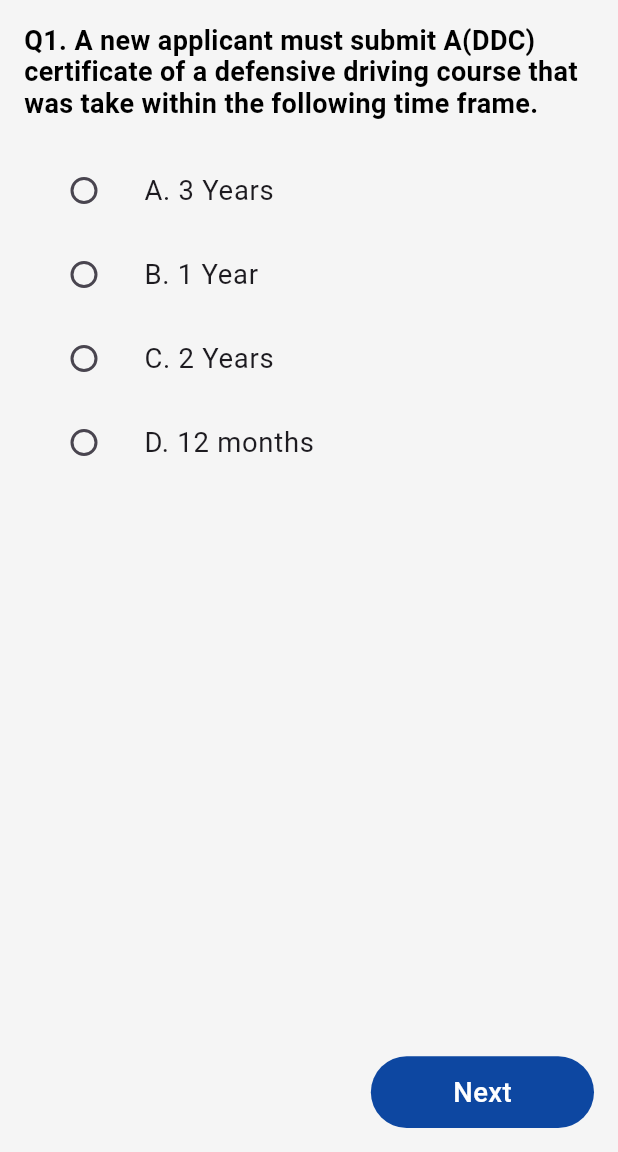
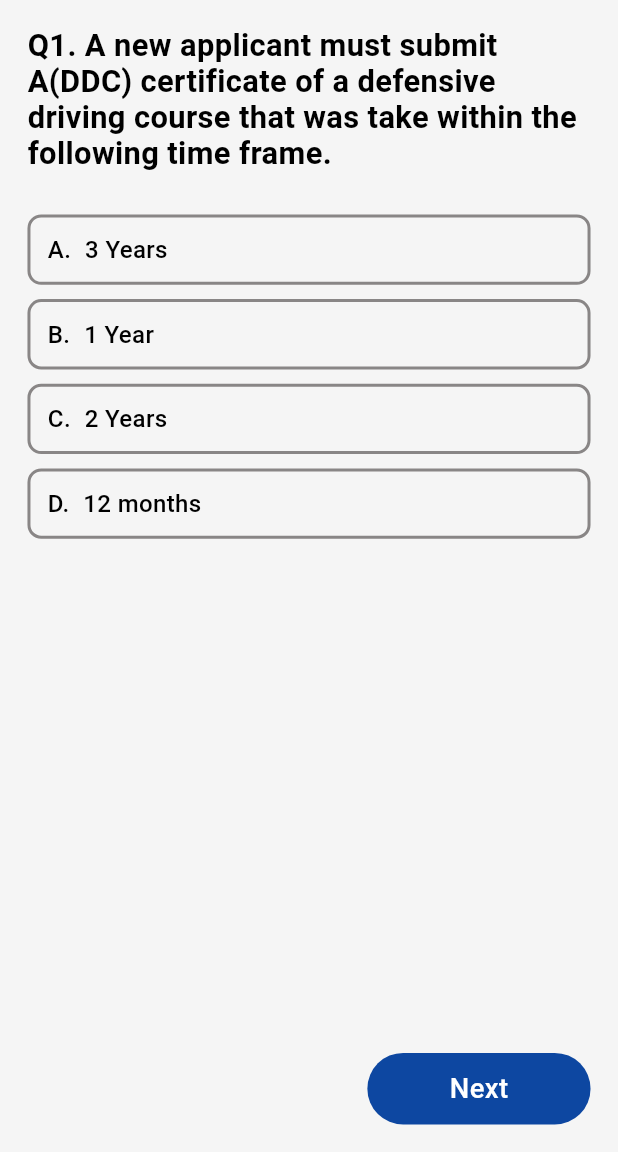
Before and after one commit to nishantGurutu/tlc_nyc, a Flutter app: the TestScreen screen opened directly with empty values, on a phone screen of 412 x 824 dp, the part 84-1236 px from its top. Run offline on Flutter 3.47's test engine with Material 3 defaults, Android fonts, the phone set to English and light mode, and no system bars; our stand-ins replace flutter_screenutil, get.

Commit message:
added selected color

```diff
--- a/lib/controller/test_controller.dart
+++ b/lib/controller/test_controller.dart
@@ -4,9 +4,42 @@ import 'package:flutter/services.dart';
 import 'package:get/get.dart';
 import 'package:tlc_nyc/model/question_model.dart';
 
+// class TestController extends GetxController {
+//   final RxInt currentQuestionIndex = 0.obs;
+//   final RxList<Question> questions = <Question>[].obs;
+
+//   @override
+//   void onInit() {
+//     super.onInit();
+//     loadQuestions();
+//   }
+
+//   Future<void> loadQuestions() async {
+//     final String jsonString = await rootBundle.loadString(
+//       'assets/question.json',
+//     );
+//     final List<dynamic> jsonData = json.decode(jsonString);
+//     questions.value = jsonData.map((e) => Question.fromJson(e)).toList();
+//   }
+
+//   void goToNextQuestion() {
+//     if (currentQuestionIndex.value < questions.length - 1) {
+//       currentQuestionIndex.value++;
+//     }
+//   }
+
+//   void goToPreviousQuestion() {
+//     if (currentQuestionIndex.value > 0) {
+//       currentQuestionIndex.value--;
+//     }
+//   }
+// }
 class TestController extends GetxController {
   final RxInt currentQuestionIndex = 0.obs;
   final RxList<Question> questions = <Question>[].obs;
+
+  // Store selected option for each question
+  final RxMap<int, String> selectedAnswers = <int, String>{}.obs;
 
   @override
   void onInit() {
@@ -22,6 +55,10 @@ class TestController extends GetxController {
     questions.value = jsonData.map((e) => Question.fromJson(e)).toList();
   }
 
+  void selectOption(int questionIndex, String optionKey) {
+    selectedAnswers[questionIndex] = optionKey;
+  }
+
   void goToNextQuestion() {
     if (currentQuestionIndex.value < questions.length - 1) {
       currentQuestionIndex.value++;
--- a/lib/view/screens/authenticated/test_result_screen.dart
+++ b/lib/view/screens/authenticated/test_result_screen.dart
@@ -1,4 +1,5 @@
 import 'package:flutter/material.dart';
+import 'package:flutter_screenutil/flutter_screenutil.dart';
 import 'package:tlc_nyc/constant/color_constant.dart';
 
 class TestResultScreen extends StatelessWidget {
@@ -9,12 +10,21 @@ class TestResultScreen extends StatelessWidget {
   Widget build(BuildContext context) {
     return Scaffold(
       appBar: AppBar(
-        title: Text(
-          'Test $testNumber',
-          style: const TextStyle(color: Colors.white),
-        ),
+        title: Text('Test Result', style: const TextStyle(color: Colors.white)),
         centerTitle: true,
         backgroundColor: primary,
+      ),
+      backgroundColor: background,
+      body: Padding(
+        padding: EdgeInsets.symmetric(horizontal: 12.w),
+        child: Center(
+          child: Column(
+            mainAxisAlignment: MainAxisAlignment.center,
+            children: [
+              Column(children: [Text('')]),
+            ],
+          ),
+        ),
       ),
     );
   }
--- a/lib/view/screens/authenticated/test_screen.dart
+++ b/lib/view/screens/authenticated/test_screen.dart
@@ -31,26 +31,124 @@ class TestScreen extends StatelessWidget {
           final question =
               controller.questions[controller.currentQuestionIndex.value];
           return Padding(
-            padding: const EdgeInsets.all(16.0),
+            padding: EdgeInsets.all(16.sp),
             child: Column(
               crossAxisAlignment: CrossAxisAlignment.start,
               children: [
                 Text(
                   'Q${controller.currentQuestionIndex.value + 1}. ${question.question}',
                   style: TextStyle(
-                    fontSize: 18,
+                    fontSize: 18.sp,
                     fontWeight: FontWeight.bold,
                     color: blackColor,
                   ),
                 ),
-                const SizedBox(height: 20),
+                SizedBox(height: 20.h),
+
+                // ...question.options.entries.map((entry) {
+                //   return Padding(
+                //     padding: EdgeInsets.symmetric(vertical: 4.h),
+                //     child: Container(
+                //       width: double.infinity,
+                //       decoration: BoxDecoration(
+                //         border: Border.all(color: lightBorderColor),
+                //       ),
+                //       child: Padding(
+                //         padding: EdgeInsets.symmetric(
+                //           vertical: 10.h,
+                //           horizontal: 10.w,
+                //         ),
+                //         child: Row(
+                //           children: [
+                //             Text(
+                //               '${entry.key}.',
+                //               style: TextStyle(
+                //                 fontSize: 14.sp,
+                //                 fontWeight: FontWeight.w500,
+                //                 color: blackColor,
+                //               ),
+                //             ),
+                //             SizedBox(width: 8.w),
+                //             Expanded(
+                //               child: Text(
+                //                 entry.value,
+                //                 style: TextStyle(
+                //                   fontSize: 14.sp,
+                //                   fontWeight: FontWeight.w500,
+                //                   color: blackColor,
+                //                 ),
+                //               ),
+                //             ),
+                //           ],
+                //         ),
+                //       ),
+                //     ),
+                //   );
+
+                //   // ListTile(
+                //   //   title: Text('${entry.key}. ${entry.value}'),
+                //   //   leading: Radio<String>(
+                //   //     value: entry.key,
+                //   //     groupValue: null,
+                //   //     onChanged: (val) {},
+                //   //   ),
+                //   // );
+                // }).toList(),
                 ...question.options.entries.map((entry) {
-                  return ListTile(
-                    title: Text('${entry.key}. ${entry.value}'),
-                    leading: Radio<String>(
-                      value: entry.key,
-                      groupValue: null,
-                      onChanged: (val) {},
+                  final isSelected =
+                      controller.selectedAnswers[controller
+                          .currentQuestionIndex
+                          .value] ==
+                      entry.key;
+
+                  return Padding(
+                    padding: EdgeInsets.symmetric(vertical: 4.h),
+                    child: GestureDetector(
+                      onTap: () {
+                        controller.selectOption(
+                          controller.currentQuestionIndex.value,
+                          entry.key,
+                        );
+                      },
+                      child: Container(
+                        width: double.infinity,
+                        decoration: BoxDecoration(
+                          border: Border.all(
+                            color: isSelected ? Colors.green : lightBorderColor,
+                            width: 2,
+                          ),
+                          borderRadius: BorderRadius.circular(8.r),
+                        ),
+                        child: Padding(
+                          padding: EdgeInsets.symmetric(
+                            vertical: 10.h,
+                            horizontal: 10.w,
+                          ),
+                          child: Row(
+                            children: [
+                              Text(
+                                '${entry.key}.',
+                                style: TextStyle(
+                                  fontSize: 14.sp,
+                                  fontWeight: FontWeight.w500,
+                                  color: blackColor,
+                                ),
+                              ),
+                              SizedBox(width: 8.w),
+                              Expanded(
+                                child: Text(
+                                  entry.value,
+                                  style: TextStyle(
+                                    fontSize: 14.sp,
+                                    fontWeight: FontWeight.w500,
+                                    color: blackColor,
+                                  ),
+                                ),
+                              ),
+                            ],
+                          ),
+                        ),
+                      ),
                     ),
                   );
                 }).toList(),
@@ -82,11 +180,7 @@ class TestScreen extends StatelessWidget {
                           ),
                         ),
                       ),
-                    // ElevatedButton(
-                    //   style: ButtonStyle(backgroundColor: ),
-                    //   onPressed: controller.goToPreviousQuestion,
-                    //   child: Text("Previous"),
-                    // ),
+
                     if (controller.currentQuestionIndex.value == 0) Container(),
                     GestureDetector(
                       onTap: () {
@@ -168,6 +262,7 @@ class TestScreen extends StatelessWidget {
                         children: [
                           InkWell(
                             onTap: () {
+                              Get.back();
                               Get.to(() => TestResultScreen(testNumber));
                             },
                             child: Container(
```
